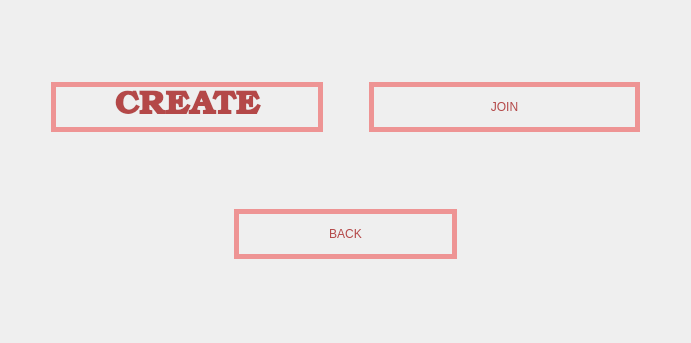
The window that MATFWars/warchoose.ui (Divljo31/MATFWars) describes before a commit, drawn with Qt 5.
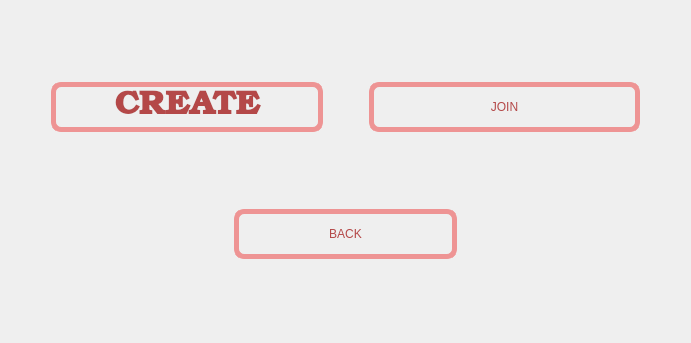
The same window after the commit. Icons and pictures are not drawn.

Diff of the .ui file:
```diff
--- a/MATFWars/warchoose.ui
+++ b/MATFWars/warchoose.ui
@@ -73,12 +73,11 @@
         <bool>false</bool>
        </property>
        <property name="styleSheet">
-        <string notr="true">color: rgb(180, 72, 72);
+        <string notr="true">color:rgb(180, 72, 72);
 font: 600 25pt &quot;URW Bookman&quot;;
 border:5px solid;
+border-radius:10px;
 border-color: rgb(238, 148, 148);
-background-image: url(:/background/backgroundBtns.jpg);
-
 
 
 </string>
@@ -126,6 +125,7 @@
 font: 600 25pt &quot;URW Bookman&quot;;
 background-image: url(:/background/backgroundBtns.jpg);
 border:5px solid;
+border-radius:10px;
 border-color: rgb(238, 148, 148);</string>
        </property>
        <property name="text">
@@ -193,6 +193,7 @@
         <string notr="true">color: rgb(180, 72, 72);
 font: 600 25pt &quot;URW Bookman&quot;;
 border:5px solid;
+border-radius:10px;
 border-color: rgb(238, 148, 148);
 background-image: url(:/background/backgroundBtns.jpg);</string>
        </property>
```
Left out of the diff: 5 changed lines with no effect on the pictures.
